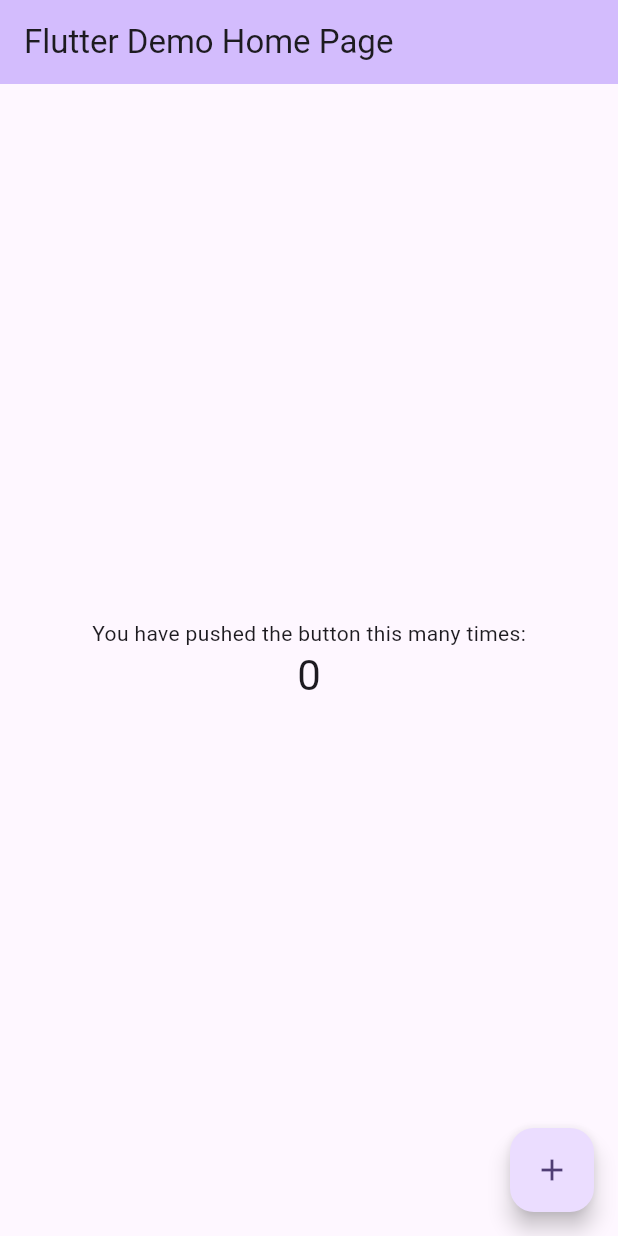
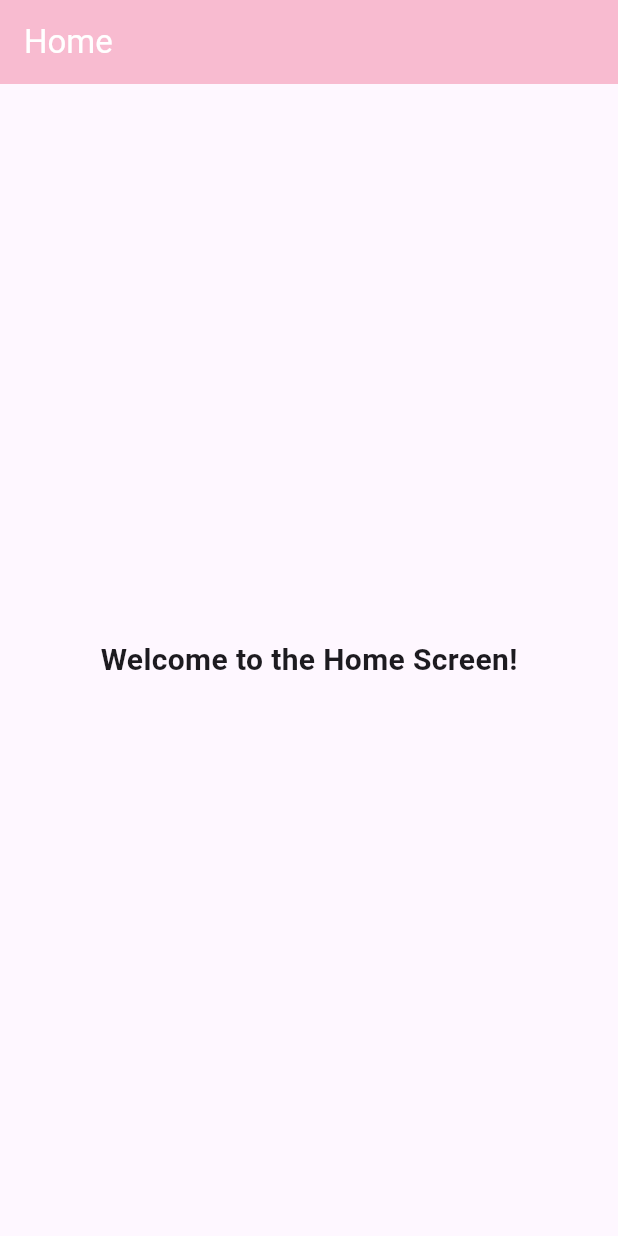
Before and after one commit to marwa-63/rwad_flutter, a Flutter app: the screen it shows after launch, on a phone screen of 412 x 824 dp. Run offline on Flutter 3.47's test engine with Material 3 defaults, Android fonts, the phone set to English and light mode, and no system bars.

Commit message:
home_screen

```diff
--- /dev/null
+++ b/lib/home_view.dart
@@ -0,0 +1,25 @@
+import 'package:flutter/material.dart';
+
+class HomeView extends StatelessWidget {
+  const HomeView({super.key});
+
+  @override
+  Widget build(BuildContext context) {
+    return Scaffold(
+      appBar: AppBar(
+        backgroundColor: Colors.pink[100],
+        foregroundColor: Colors.white,
+        title: Text('Home'),
+      ),
+      body: Center(
+        child: Text(
+          'Welcome to the Home Screen!',
+          style: TextStyle(
+            fontSize: 20,
+            fontWeight: FontWeight.bold
+          ),
+          ),
+      ),
+    );
+  }
+}
--- a/lib/main.dart
+++ b/lib/main.dart
@@ -1,4 +1,5 @@
 import 'package:flutter/material.dart';
+import 'package:rwad_flutter/home_view.dart';
 
 void main() {
   runApp(const MyApp());
@@ -30,93 +31,7 @@ class MyApp extends StatelessWidget {
         // tested with just a hot reload.
         colorScheme: .fromSeed(seedColor: Colors.deepPurple),
       ),
-      home: const MyHomePage(title: 'Flutter Demo Home Page'),
+      home: HomeView(),
     );
   }
 }
-
-class MyHomePage extends StatefulWidget {
-  const MyHomePage({super.key, required this.title});
-
-  // This widget is the home page of your application. It is stateful, meaning
-  // that it has a State object (defined below) that contains fields that affect
-  // how it looks.
-
-  // This class is the configuration for the state. It holds the values (in this
-  // case the title) provided by the parent (in this case the App widget) and
-  // used by the build method of the State. Fields in a Widget subclass are
-  // always marked "final".
-
-  final String title;
-
-  @override
-  State<MyHomePage> createState() => _MyHomePageState();
-}
-
-class _MyHomePageState extends State<MyHomePage> {
-  int _counter = 0;
-
-  void _incrementCounter() {
-    setState(() {
-      // This call to setState tells the Flutter framework that something has
-      // changed in this State, which causes it to rerun the build method below
-      // so that the display can reflect the updated values. If we changed
-      // _counter without calling setState(), then the build method would not be
-      // called again, and so nothing would appear to happen.
-      _counter++;
-    });
-  }
-
-  @override
-  Widget build(BuildContext context) {
-    // This method is rerun every time setState is called, for instance as done
-    // by the _incrementCounter method above.
-    //
-    // The Flutter framework has been optimized to make rerunning build methods
-    // fast, so that you can just rebuild anything that needs updating rather
-    // than having to individually change instances of widgets.
-    return Scaffold(
-      appBar: AppBar(
-        // TRY THIS: Try changing the color here to a specific color (to
-        // Colors.amber, perhaps?) and trigger a hot reload to see the AppBar
-        // change color while the other colors stay the same.
-        backgroundColor: Theme.of(context).colorScheme.inversePrimary,
-        // Here we take the value from the MyHomePage object that was created by
-        // the App.build method, and use it to set our appbar title.
-        title: Text(widget.title),
-      ),
-      body: Center(
-        // Center is a layout widget. It takes a single child and positions it
-        // in the middle of the parent.
-        child: Column(
-          // Column is also a layout widget. It takes a list of children and
-          // arranges them vertically. By default, it sizes itself to fit its
-          // children horizontally, and tries to be as tall as its parent.
-          //
-          // Column has various properties to control how it sizes itself and
-          // how it positions its children. Here we use mainAxisAlignment to
-          // center the children vertically; the main axis here is the vertical
-          // axis because Columns are vertical (the cross axis would be
-          // horizontal).
-          //
-          // TRY THIS: Invoke "debug painting" (choose the "Toggle Debug Paint"
-          // action in the IDE, or press "p" in the console), to see the
-          // wireframe for each widget.
-          mainAxisAlignment: .center,
-          children: [
-            const Text('You have pushed the button this many times:'),
-            Text(
-              '$_counter',
-              style: Theme.of(context).textTheme.headlineMedium,
-            ),
-          ],
-        ),
-      ),
-      floatingActionButton: FloatingActionButton(
-        onPressed: _incrementCounter,
-        tooltip: 'Increment',
-        child: const Icon(Icons.add),
-      ),
-    );
-  }
-}
```
